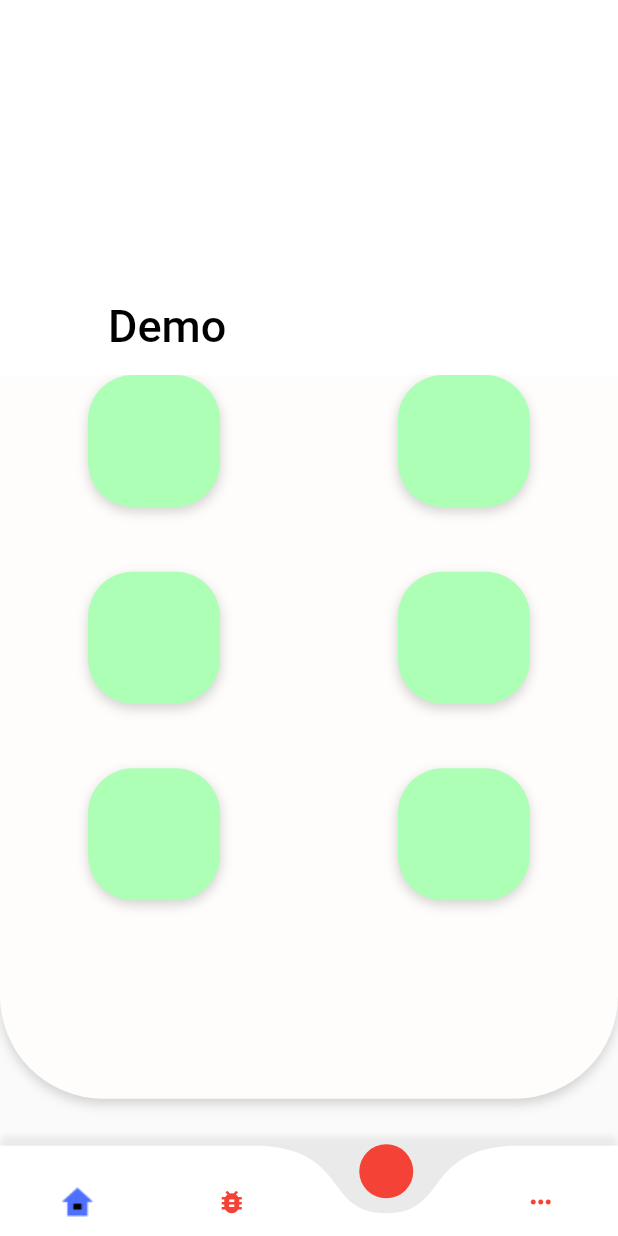
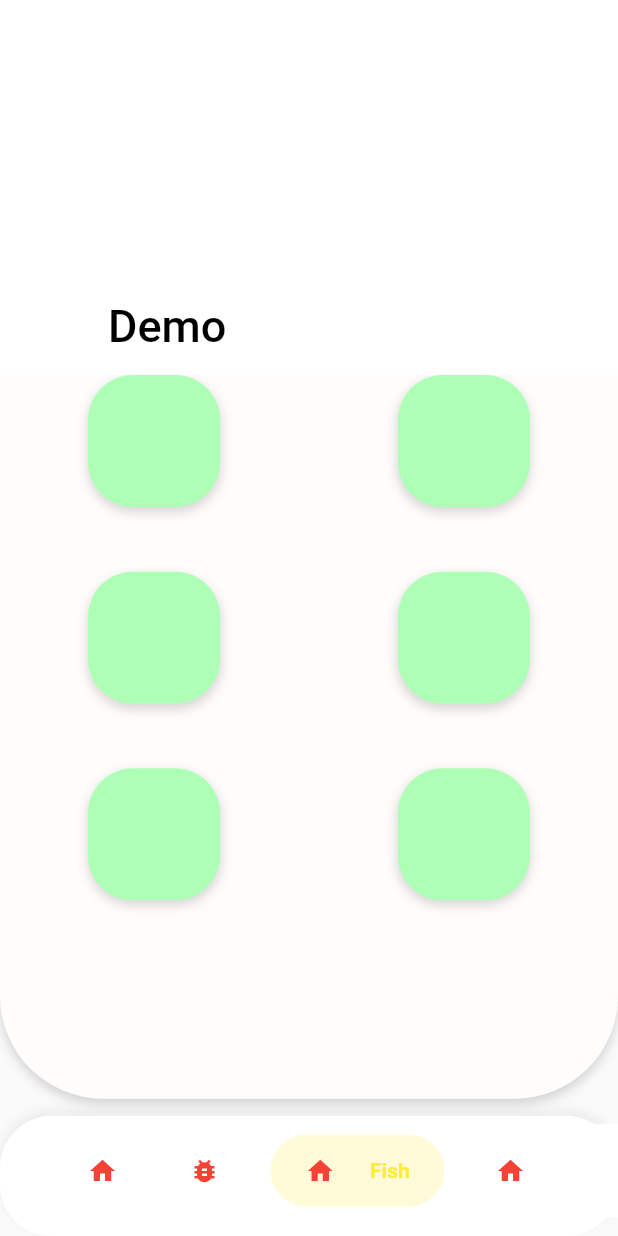
Before and after one commit to jameskokoska/AnimalCrossingNH-App, a Flutter app: the screen it shows after launch, item 3 of the bottom bar chosen, on a phone screen of 412 x 824 dp. Run offline on Flutter 3.47's test engine with Material 2 defaults, Android fonts, the phone set to English and light mode, and no system bars; drawn by our look-alikes of bubble_bottom_bar, curved_navigation_bar; our stand-ins replace cached_network_image, flutter_spinkit, shared_preferences, wave; missing offline and left inert: assorted_layout_widgets, flare_splash_screen; network calls fail; project files that could hold a hidden picture were left out.

Commit message:
bottom nav bar completed

```diff
--- a/animal_crossing_app/lib/main.dart
+++ b/animal_crossing_app/lib/main.dart
@@ -1,5 +1,5 @@
 import 'package:flutter/material.dart';
-import 'package:curved_navigation_bar/curved_navigation_bar.dart';
+import 'package:bubble_bottom_bar/bubble_bottom_bar.dart';
 import 'package:flare_splash_screen/flare_splash_screen.dart';
 import 'package:flutter/services.dart';
 import 'more.dart';
@@ -89,6 +89,8 @@ class _MainPageState extends State<Main> {
 
   void selectedNavBar(int index){
     setState(() {
+      if(index!=selectedIndex)
+        HapticFeedback.mediumImpact();
       if(index == 0){
         currentPageWidget = homepage;
       } else if (index == 1){
@@ -99,7 +101,7 @@ class _MainPageState extends State<Main> {
         currentPageWidget = fishlist;
       }
     });
-    HapticFeedback.mediumImpact();
+    selectedIndex = index;
     print(currentPageWidget);
   }
 
@@ -125,47 +127,52 @@ class _MainPageState extends State<Main> {
     }
 
     return Scaffold(
-      body: new Stack(
+      body: Stack(
         children: <Widget>[
           new AnimatedSwitcher(
             duration: const Duration(milliseconds:200),
             child: currentPageWidget,
           ),
-          Container(
-            transform: Matrix4.translationValues(0, 13*percentScale, 0),
-            child: new Align(
+          new Align(
             alignment: Alignment.bottomCenter,
-              child:Container(
-                decoration:
-                BoxDecoration(
-            		borderRadius: BorderRadius.circular(5),
+            child: Container(
+              height: 70*percentScale,
+              decoration: new BoxDecoration(
+                borderRadius: BorderRadius.circular(30*percentScale),
+                color: Color(0xFFFFFFFF),
                 boxShadow: [BoxShadow(
                   color: Color(0x10000000),
-                      offset: Offset(0,-6),
-                      blurRadius: 3,
+                  offset: Offset(0,-3*percentScale),
+                  blurRadius: 5*percentScale,
                   spreadRadius: 0
                 ) ],
               ),
-                child: CurvedNavigationBar(
-                  color: Theme.of(context).primaryColor,
-                  backgroundColor: Colors.black.withOpacity(0),
-                  buttonBackgroundColor: Theme.of(context).accentColor,
-                  items: <Widget>[
-                    Image.asset('assets/home.png',
-                    height:20*percentScale,
-                    width:20*percentScale,),
-                    Icon(Icons.bug_report,size:20,color:Theme.of(context).accentColor),
-                    Icon(Icons.blur_linear,size:20,color:Theme.of(context).accentColor),
-                    Icon(Icons.more_horiz,size:20,color:Theme.of(context).accentColor),
+            )
+          ),
+          Container(
+            //not centerd properly oops
+            transform: Matrix4.translationValues(30*percentScale, -11*percentScale, 0),
+            child: new Align(
+              alignment: Alignment.bottomCenter,
+              child: BubbleBottomBar(
+                opacity: .2,
+                currentIndex: selectedIndex,
+                onTap: selectedNavBar,
+                borderRadius: BorderRadius.vertical(top: Radius.circular(30*percentScale)),
+                elevation: 0,
+                fabLocation: BubbleBottomBarFabLocation.end,
+                hasNotch: false,
+                hasInk: true,
+                inkColor: Colors.blueGrey[50],
+                items: <BubbleBottomBarItem>[
+                    BubbleBottomBarItem(backgroundColor: Colors.red, icon: Icon(Icons.home,size:20,color:Theme.of(context).accentColor), activeIcon: Icon(Icons.home,size:20,color:Theme.of(context).accentColor), title: Text('Home')),
+                    BubbleBottomBarItem(backgroundColor: Colors.green, icon: Icon(Icons.bug_report,size:20,color:Theme.of(context).accentColor), activeIcon: Icon(Icons.bug_report,size:20,color:Theme.of(context).accentColor), title: Text('Music')),
+                    BubbleBottomBarItem(backgroundColor: Colors.yellow, icon: Icon(Icons.home,size:20,color:Theme.of(context).accentColor), activeIcon: Icon(Icons.home,size:20,color:Theme.of(context).accentColor), title: Text('Fish')),
+                    BubbleBottomBarItem(backgroundColor: Colors.blue, icon: Icon(Icons.home,size:20,color:Theme.of(context).accentColor), activeIcon: Icon(Icons.home,size:20,color:Theme.of(context).accentColor), title: Text('Bugs'))
                 ],
-                  index: selectedIndex,
-                  onTap: selectedNavBar,
-                  animationCurve: Curves.easeInOut,
-                  animationDuration: Duration(milliseconds:400),
               ),
             )
-            ),
-          ),
+          )
         ],
       ),
     );
--- a/animal_crossing_app/pubspec.yaml
+++ b/animal_crossing_app/pubspec.yaml
@@ -35,6 +35,10 @@ dev_dependencies:
   path_provider: ^1.6.7
   flutter_spinkit: ^4.1.2+1
   flare_splash_screen: ^3.0.1
+  #persistent_bottom_nav_bar: ^1.5.4
+  #bottom_navy_bar: ^5.4.0
+  #google_nav_bar: ^2.2.0
+  bubble_bottom_bar: ^1.2.0
 
 
 
```
Also changed, not shown: animal_crossing_app/lib/mainMenu.dart (+35 -9 lines), animal_crossing_app/pubspec.lock. Lines whose indentation alone changed are shown as unchanged.
